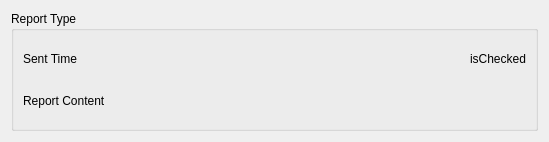
Above: tafor/components/ui/main_recent.ui from up1and/tafor before the change. Below: the same form after it.
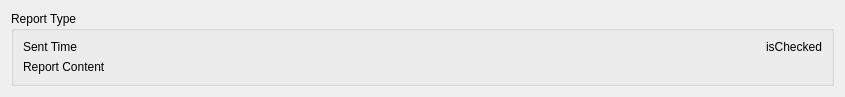
That is the form after the change.

```diff
--- a/tafor/components/ui/main_recent.ui
+++ b/tafor/components/ui/main_recent.ui
@@ -6,8 +6,8 @@
    <rect>
     <x>0</x>
     <y>0</y>
-    <width>549</width>
-    <height>142</height>
+    <width>845</width>
+    <height>86</height>
    </rect>
   </property>
   <property name="windowTitle">
```
